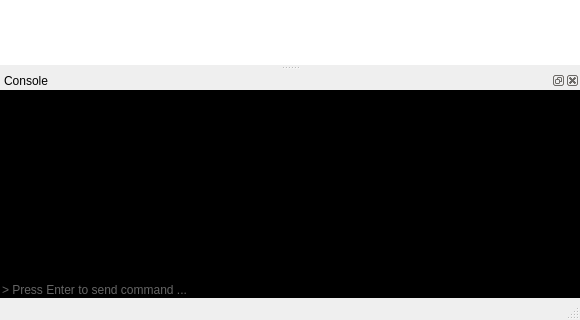
Above: src/AutoBatchRunner/autobatchrunner.ui from karakirimu/AutoBatchTools before the change; both pictures show x 0 to 580 and y 185 to 505 of the 580 by 505 pixel window. Below: the same form after it.
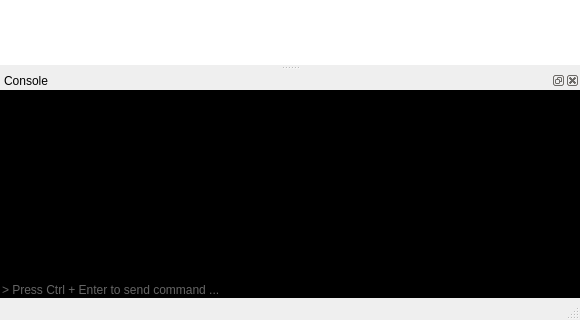
That is the form after the change. Icons and pictures are not drawn. Custom widgets are drawn as their Qt base class.

Commit message: [Update] Command send method changed to Ctrl + Enter.

Diff of the .ui file:
```diff
--- a/src/AutoBatchRunner/autobatchrunner.ui
+++ b/src/AutoBatchRunner/autobatchrunner.ui
@@ -266,7 +266,7 @@
         <bool>false</bool>
        </property>
        <property name="placeholderText">
-        <string>&gt; Press Enter to send command ...</string>
+        <string>&gt; Press Ctrl + Enter to send command ...</string>
        </property>
       </widget>
      </item>
```
Left out of the diff: 1 changed line with no effect on the pictures. The commit also changes 8 other files.
